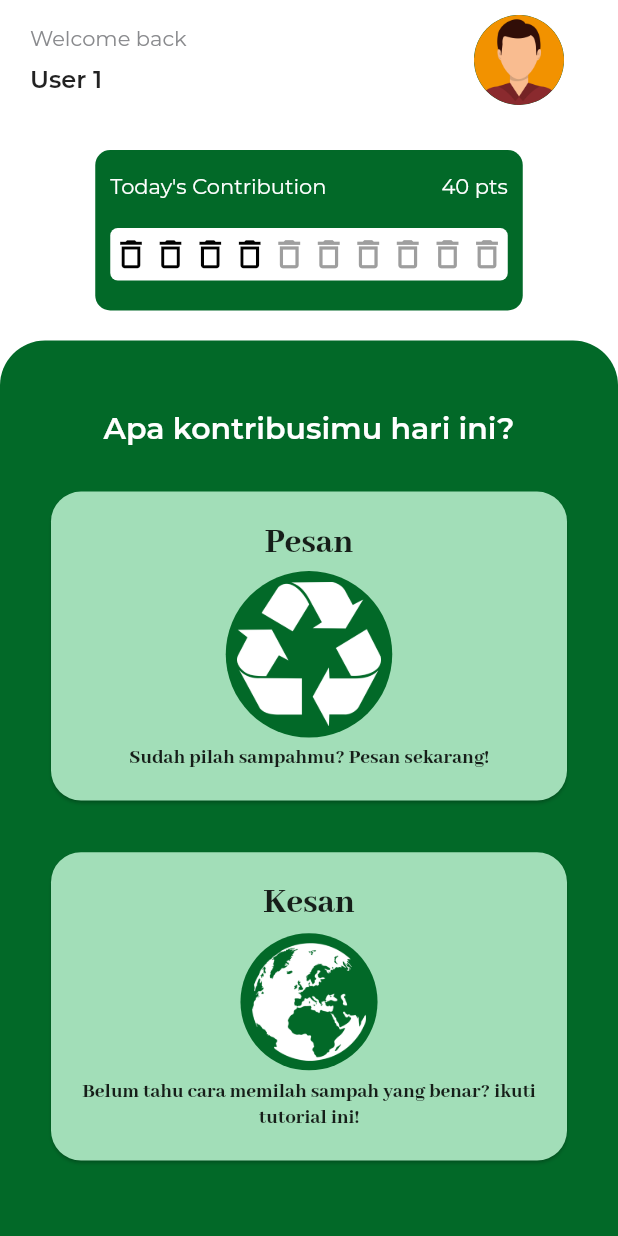
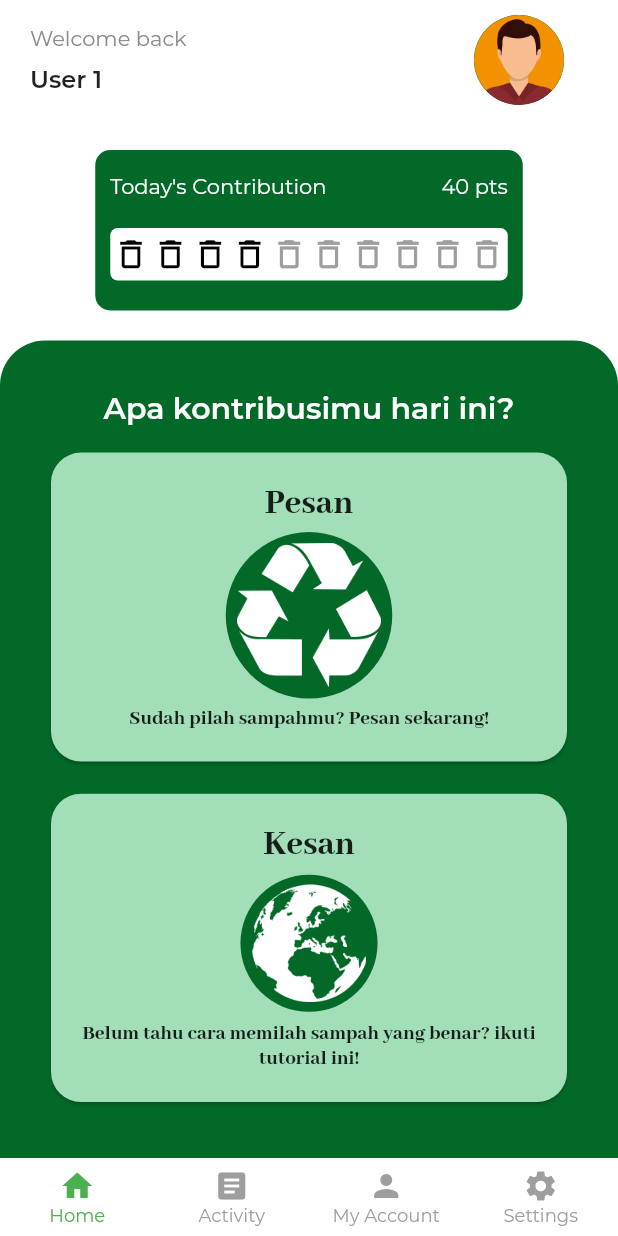
Before and after one commit to rannnayy/Milestone02_K29, a Flutter app: the screen it shows after launch, on a phone screen of 412 x 824 dp. Run offline on Flutter 3.47's test engine with Material 2 defaults, Android fonts, the phone set to English and light mode, and no system bars; missing offline and left inert: dart:ffi; project files that could hold a hidden picture were left out.

Commit message:
Add Bottom Navigation Bar

```diff
--- a/src/clean_out_co/lib/pages/home.dart
+++ b/src/clean_out_co/lib/pages/home.dart
@@ -1,3 +1,4 @@
+import 'package:clean_out_co/widget/bottom_nav_bar.dart';
 import 'package:flutter/material.dart';
 
 
@@ -232,7 +233,8 @@ class _HomeState extends State<Home> {
             )
           ],
         ),
-      )
+      ),
+        bottomNavigationBar: BottomNavigationCleanOut(),
     );
   }
 }
--- /dev/null
+++ b/src/clean_out_co/lib/widget/bottom_nav_bar.dart
@@ -0,0 +1,60 @@
+import 'package:clean_out_co/pages/home.dart';
+import 'package:flutter/material.dart';
+
+class BottomNavigationCleanOut extends StatefulWidget {
+  @override
+  _BottomNavigationCleanOutState createState() =>
+      _BottomNavigationCleanOutState();
+}
+
+class _BottomNavigationCleanOutState extends State<BottomNavigationCleanOut> {
+  int _selectedIndex = 0;
+
+  void _onItemTapped(int index) {
+    setState(() {
+      _selectedIndex = index;
+    });
+  }
+
+  @override
+  Widget build(BuildContext context) {
+    return Container(
+      height: 52,
+      decoration: BoxDecoration(
+        color: Colors.white,
+      ),
+      child: BottomNavigationBar(
+          items: <BottomNavigationBarItem>[
+            BottomNavigationBarItem(
+                icon: _selectedIndex == 1
+                    ? new Icon(Icons.home)
+                    : new Icon(Icons.home),
+                title: Text('Home')),
+            BottomNavigationBarItem(
+                icon: _selectedIndex == 0
+                    ? new Icon(Icons.article)
+                    : new Icon(Icons.article),
+                title: Text('Activity')),
+            BottomNavigationBarItem(
+                icon: _selectedIndex == 0
+                    ? new Icon(Icons.person)
+                    : new Icon(Icons.person),
+                title: Text('My Account')),
+            BottomNavigationBarItem(
+                icon: _selectedIndex == 0
+                    ? new Icon(Icons.settings)
+                    : new Icon(Icons.settings),
+                title: Text('Settings'))
+          ],
+          currentIndex: _selectedIndex,
+          selectedItemColor: Colors.green,
+          unselectedItemColor: Colors.grey,
+          onTap: _onItemTapped,
+          backgroundColor: Colors.transparent,
+          type: BottomNavigationBarType.fixed,
+          selectedFontSize: 12,
+          showUnselectedLabels: true,
+          elevation: 0),
+    );
+  }
+}
```
